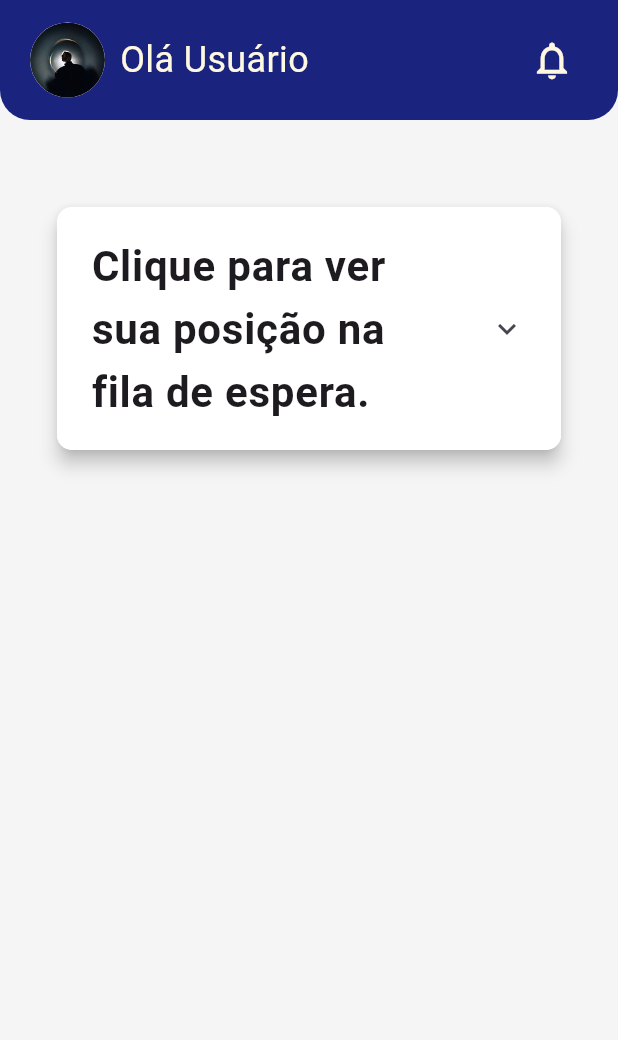
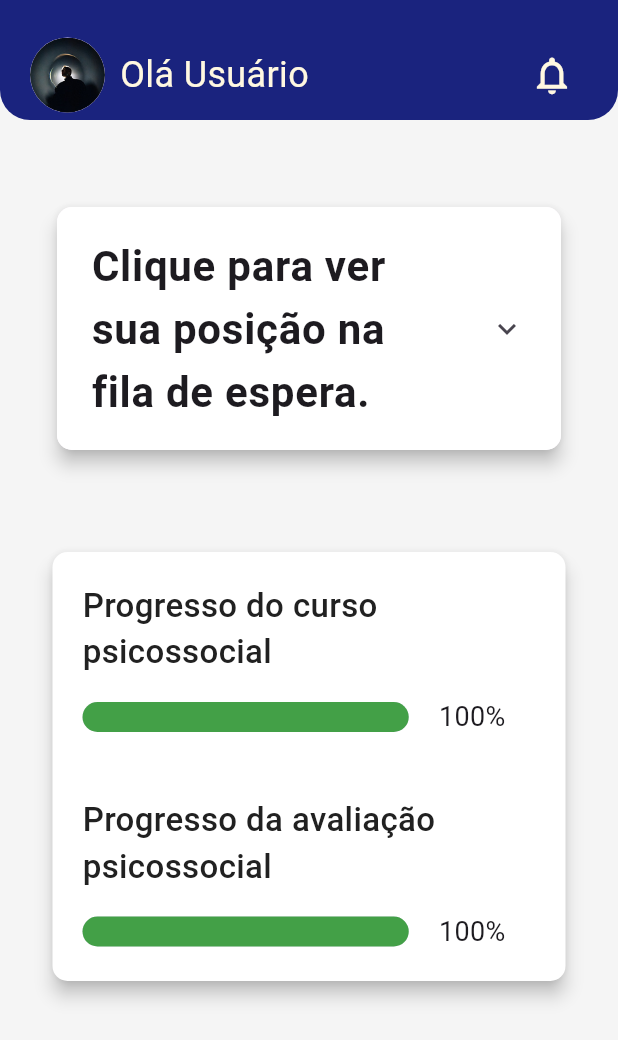
Before and after one commit to nico-cbr/biblioteca-Flutter, a Flutter app: the inicioPg screen opened directly, on a phone screen of 412 x 824 dp. Shown: the top 1040 px of the screen. Run offline on Flutter 3.47's test engine with Material 3 defaults, Android fonts, the phone set to English and light mode, and no system bars; our stand-ins replace google_nav_bar.

Commit message:
mudanças de icone e add wid

```diff
--- a/adotabr/lib/main.dart
+++ b/adotabr/lib/main.dart
@@ -1,4 +1,4 @@
-import 'package:adotabr/pages/settingsPage.dart';
+
 import 'package:flutter/material.dart';
 import 'pages/login.dart';
 
@@ -13,7 +13,7 @@ class MyApp extends StatelessWidget {
   Widget build(BuildContext context) {
     return MaterialApp(
       debugShowCheckedModeBanner: false,
-      home: SettingsPage(),
+      home: Login(),
       theme: ThemeData(
         scaffoldBackgroundColor: Colors.grey.shade100,
         appBarTheme: AppBarTheme(
--- a/adotabr/lib/pages/iniciopg.dart
+++ b/adotabr/lib/pages/iniciopg.dart
@@ -1,5 +1,6 @@
 // ignore_for_file: camel_case_types
 import 'package:adotabr/wid/appBar.dart';
+import 'package:adotabr/wid/iniciowid/progresso.dart';
 import 'package:flutter/material.dart';
 import '/wid/iniciowid/posicao.dart';
 
@@ -22,6 +23,7 @@ class _inicioPgState extends State<inicioPg>{
 
   // ! posição wid
           verPosicao(),
+          verProgresso()
         ],
       ),
     );
--- a/adotabr/lib/wid/appBar.dart
+++ b/adotabr/lib/wid/appBar.dart
@@ -22,7 +22,7 @@ class app_bar extends StatelessWidget implements PreferredSizeWidget  {
           ),
       ),
       child: Padding(
-        padding: const EdgeInsets.only(left: 20, right: 20),
+        padding: const EdgeInsets.only(left: 20, right: 20, top: 20),
         child: Row(
           mainAxisAlignment: MainAxisAlignment.spaceBetween,
           children: [
--- /dev/null
+++ b/adotabr/lib/wid/iniciowid/progresso.dart
@@ -0,0 +1,59 @@
+import 'package:flutter/material.dart';
+
+class verProgresso extends StatelessWidget {
+  const verProgresso({super.key});
+
+  @override
+  Widget build(BuildContext context) {
+    return SingleChildScrollView(
+     child: Padding(padding: EdgeInsets.symmetric(horizontal: 35, vertical: 20),
+     child: Column(
+      children: [
+        Center(
+        child: Material(
+            elevation: 5,
+            borderRadius: BorderRadius.circular(10),
+            color: Colors.white,
+           child: Padding(padding: EdgeInsets.all(20),
+           child: Column(
+            crossAxisAlignment: CrossAxisAlignment.start,
+            children: [
+              Text("Progresso do curso psicossocial", style:  TextStyle(fontSize: 22, color: Colors.grey.shade900, fontWeight: FontWeight.w500),),
+              SizedBox(
+                height: 15,
+              ),
+             Row(
+              mainAxisAlignment: MainAxisAlignment.start,
+              children: [
+                Expanded(child:LinearProgressIndicator(value: 100, color: Colors.green.shade600, minHeight: 20, borderRadius: BorderRadius.circular(10),semanticsLabel: "Progresso da avaliação psicossocial",),),
+                SizedBox(width: 20,),
+                Text("100%", style: TextStyle(fontSize: 18),),
+                SizedBox(width: 20,),
+              ],
+             ),
+              SizedBox(height: 40           ,),
+            Text("Progresso da avaliação psicossocial", style:  TextStyle(fontSize: 22, color: Colors.grey.shade900, fontWeight: FontWeight.w500),),
+              SizedBox(
+                height: 15,
+              ),
+             Row(
+              mainAxisAlignment: MainAxisAlignment.start,
+              children: [
+                Expanded(child:LinearProgressIndicator(value: 100, color: Colors.green.shade600, minHeight: 20, borderRadius: BorderRadius.circular(10),semanticsLabel: "Progresso da avaliação psicossocial",),),
+                SizedBox(width: 20,),
+                Text("100%", style: TextStyle(fontSize: 18),),
+                SizedBox(width: 20,),
+              ],
+             )
+
+            ],
+           ),
+           ),
+        ),
+        ),
+      ],
+     ),
+     ),
+    );
+  }
+}
--- a/adotabr/pubspec.yaml
+++ b/adotabr/pubspec.yaml
@@ -48,6 +48,7 @@ dev_dependencies:
   flutter_lints: ^5.0.0
   url_launcher: ^6.3.1
   http: ^1.3.0
+  flutter_launcher_icons: ^0.14.3
 
 
 # For information on the generic Dart part of this file, see the
@@ -91,3 +92,8 @@ flutter:
   #
   # For details regarding fonts from package dependencies,
   # see https://flutter.dev/to/font-from-package
+
+flutter_launcher_icons:
+  android: "launcher_icon"
+  ios: true
+  image_path: "assets/adotaicon.png"
```
Also changed, not shown: adotabr/lib/wid/settingswid/opcoes.dart (+77 -4 lines), adotabr/assets/adotaicon.png (added), adotabr/pubspec.lock, 29 other files.
